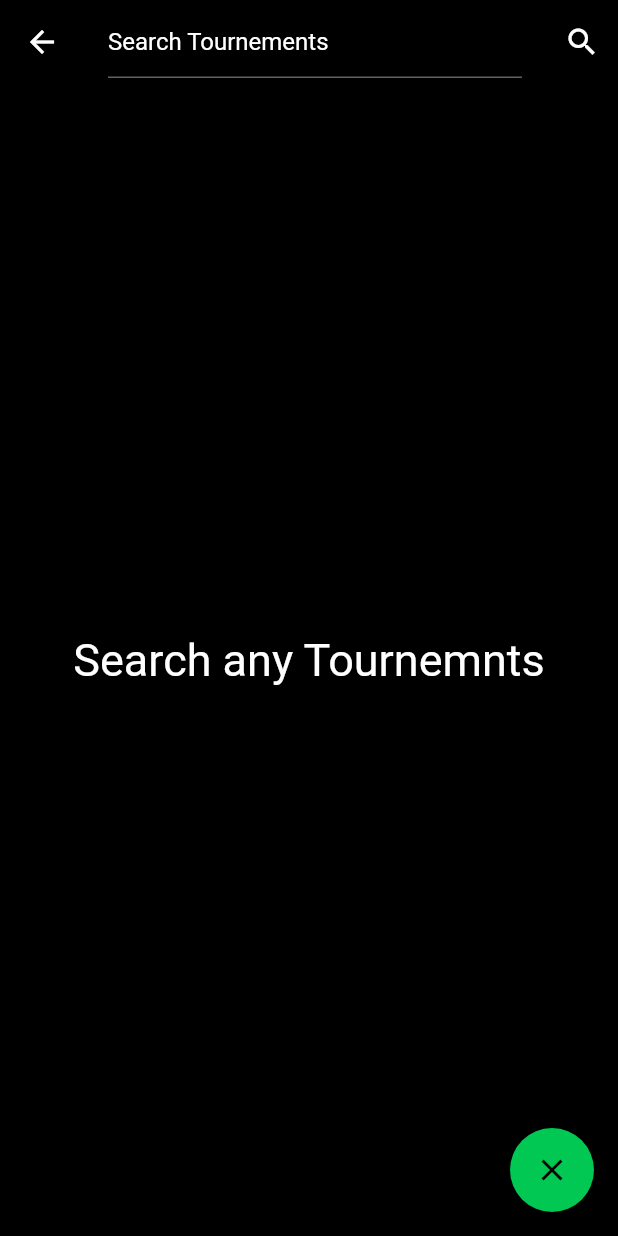
After one commit to xTrimy/Liquid-Bash, a Flutter app: the Search screen opened directly, after a tap on the "search" icon, after a tap on the "clear" icon, on a phone screen of 412 x 824 dp. The commit adds this screen. Run offline on Flutter 3.47's test engine with Material 2 defaults, Android fonts, the phone set to English and light mode, and no system bars; our stand-ins replace carousel_slider, cloud_firestore, datetime_picker_formfield, firebase_auth, firebase_core, firebase_messaging and 3 more; accounts and stored records are empty; network calls fail.

Commit message:
search bar

```diff
--- /dev/null
+++ b/lib/pages/Search.dart
@@ -0,0 +1,99 @@
+import 'package:cloud_firestore/cloud_firestore.dart';
+import 'package:flutter/material.dart';
+import 'package:get/get.dart';
+import 'package:liquid_bash/services/DataController.dart';
+
+class Search extends StatefulWidget {
+  const Search({Key? key}) : super(key: key);
+
+  @override
+  _SearchState createState() => _SearchState();
+}
+
+class _SearchState extends State<Search> {
+  final TextEditingController searchController = TextEditingController();
+  late QuerySnapshot snapshotData;
+  bool isExcecuted = false;
+  @override
+  Widget build(BuildContext context) {
+    Widget searchedData() {
+      return ListView.builder(
+        itemCount: snapshotData.docs.length,
+        itemBuilder: (BuildContext context, int index) {
+          return GestureDetector(
+            // onTap: () {
+            //   Get.to(TornumentsPage(),
+            //       transition: Transition.downToUp,
+            //       arguments: snapshotData.docs[index]);
+            // },
+            child: ListTile(
+              leading: CircleAvatar(
+                backgroundImage:
+                    NetworkImage(snapshotData.docs[index].data()['img']),
+              ),
+              title: Text(
+                snapshotData.docs[index].data()['name'],
+                style: TextStyle(
+                    color: Colors.white,
+                    fontWeight: FontWeight.bold,
+                    fontSize: 22.0),
+              ),
+              subtitle: Text(
+                snapshotData.docs[index].data()['status'],
+                style: TextStyle(
+                    color: Colors.white,
+                    fontWeight: FontWeight.bold,
+                    fontSize: 20.0),
+              ),
+            ),
+          );
+        },
+      );
+    }
+
+    return Scaffold(
+      floatingActionButton: FloatingActionButton(
+        child: Icon(Icons.clear),
+        onPressed: () {
+          setState(() {
+            isExcecuted = false;
+          });
+        },
+      ),
+      backgroundColor: Colors.black,
+      appBar: AppBar(
+        actions: [
+          GetBuilder<DataController>(
+              init: DataController(),
+              builder: (val) {
+                return IconButton(
+                    icon: Icon(Icons.search),
+                    onPressed: () {
+                      val.queryData(searchController.text).then((value) {
+                        snapshotData = value;
+                        setState(() {
+                          isExcecuted = true;
+                        });
+                      });
+                    });
+              })
+        ],
+        title: TextField(
+          style: TextStyle(color: Colors.white),
+          decoration: InputDecoration(
+              hintText: 'Search Tournements',
+              hintStyle: TextStyle(color: Colors.white)),
+          controller: searchController,
+        ),
+        backgroundColor: Colors.black,
+      ),
+      body: isExcecuted
+          ? searchedData()
+          : Container(
+              child: Center(
+              child: Text('Search any Tournemnts',
+                  style: TextStyle(color: Colors.white, fontSize: 30.0)),
+            )),
+    );
+  }
+}
--- /dev/null
+++ b/lib/services/DataController.dart
@@ -0,0 +1,18 @@
+import 'package:cloud_firestore/cloud_firestore.dart';
+import 'package:get/get.dart';
+
+class DataController extends GetxController {
+  Future getData(String collection) async {
+    final FirebaseFirestore firebaseFirestore = FirebaseFirestore.instance;
+    QuerySnapshot snapshot =
+        await firebaseFirestore.collection(collection).get();
+    return snapshot.docs;
+  }
+
+  Future queryData(String Data) async {
+    return FirebaseFirestore.instance
+        .collection('featured')
+        .where('name', isEqualTo: Data)
+        .get();
+  }
+}
--- a/pubspec.yaml
+++ b/pubspec.yaml
@@ -53,6 +53,7 @@ dependencies:
   carousel_slider: ^4.0.0
   image_picker: ^0.8.4+4
   firebase_messaging: ^11.2.5
+  get: ^4.6.1
 
 dev_dependencies:
   flutter_lints: ^1.0.0
```
Also changed, not shown: lib/pages/Organizer_Profile_Page.dart (+259 -259 lines), pubspec.lock.
